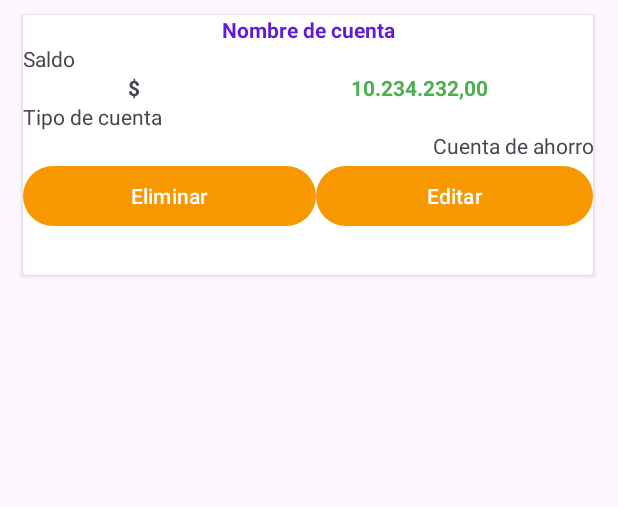
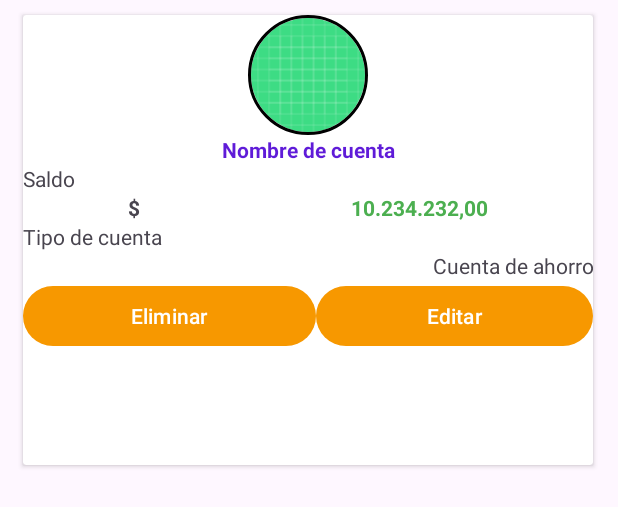
Before and after one commit to JaimeLuiss/WalletApp, an Android app: the layout item_rv_account_list.xml on its own in the app's theme, with its tools: preview values and no code run, on a phone screen of 412 x 824 dp. Shown: the top 507 px of the screen. Run offline under Robolectric (Android 15) with nearby library versions, the phone set to English and light mode, and no system bars.

Commit message:
Adelanto de la clase 15-09-2023

```diff
--- a/app/build.gradle.kts
+++ b/app/build.gradle.kts
@@ -36,4 +36,8 @@ dependencies {
     testImplementation("junit:junit:4.13.2")
     androidTestImplementation("androidx.test.ext:junit:1.1.5")
     androidTestImplementation("androidx.test.espresso:espresso-core:3.5.1")
+    //libreria imagen redonda
+    implementation ("de.hdodenhof:circleimageview:3.1.0")
+    implementation ("com.squareup.picasso:picasso:2.8")
+
 }
--- a/app/src/main/AndroidManifest.xml
+++ b/app/src/main/AndroidManifest.xml
@@ -1,6 +1,7 @@
 <?xml version="1.0" encoding="utf-8"?>
 <manifest xmlns:android="http://schemas.android.com/apk/res/android"
     xmlns:tools="http://schemas.android.com/tools">
+    <uses-permission android:name="android.permission.INTERNET"/>
 
     <application
         android:allowBackup="true"
--- a/app/src/main/res/layout/activity_list_account_main2.xml
+++ b/app/src/main/res/layout/activity_list_account_main2.xml
@@ -7,6 +7,7 @@
     tools:context=".ListAccountMainActivity2">
 
     <androidx.recyclerview.widget.RecyclerView
+        android:id="@+id/rv_list_account"
         android:layout_width="0dp"
         android:layout_height="match_parent"
         app:layout_constraintEnd_toEndOf="parent"
--- a/app/src/main/res/layout/item_rv_account_list.xml
+++ b/app/src/main/res/layout/item_rv_account_list.xml
@@ -7,7 +7,7 @@
 
     <androidx.cardview.widget.CardView
         android:layout_width="380dp"
-        android:layout_height="173dp"
+        android:layout_height="300dp"
         android:layout_marginTop="10dp"
         android:layout_marginBottom="10dp"
         app:layout_constraintBottom_toBottomOf="parent"
@@ -22,6 +22,17 @@
             android:layout_height="match_parent"
             android:orientation="vertical">
 
+
+            <de.hdodenhof.circleimageview.CircleImageView
+                android:id="@+id/iv_item_account"
+                android:layout_width="80dp"
+                android:layout_height="80dp"
+                android:layout_gravity="center_horizontal"
+                android:src="@drawable/ic_launcher_background"
+                app:civ_border_color="#FF000000"
+                app:civ_border_width="2dp" />
+
+
             <TextView
                 android:id="@+id/tv_item_name_account"
                 android:layout_width="match_parent"
@@ -32,7 +43,7 @@
                 android:textStyle="bold" />
 
             <TextView
-                android:id="@+id/tv_item_type_name"
+                android:id="@+id/tv_item_type_account"
                 android:layout_width="match_parent"
                 android:layout_height="wrap_content"
                 android:text="Saldo" />
@@ -72,8 +83,8 @@
             <TextView
                 android:id="@+id/tv_item_balance_account"
                 android:layout_width="match_parent"
+
                 android:layout_height="wrap_content"
-
                 android:gravity="right"
                 android:text="Cuenta de ahorro" />
 
```
Also changed, not shown: app/src/main/java/com/jaimerueda/walletapp/Account.java (+15 -1 lines), app/src/main/java/com/jaimerueda/walletapp/AccountAdapter.java (+7 -2 lines), app/src/main/java/com/jaimerueda/walletapp/ListAccountMainActivity2.java (+17 -4 lines).
